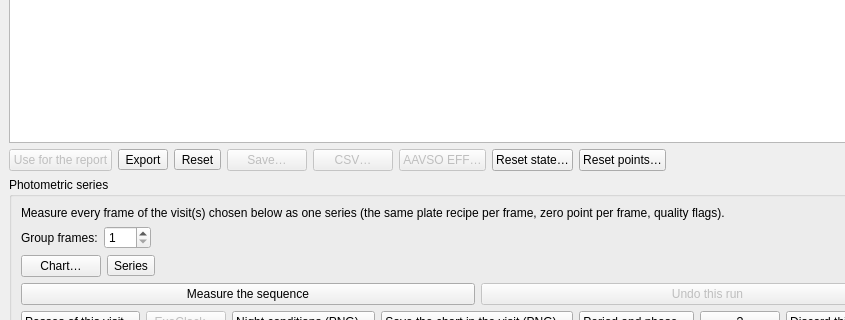
irydeo/nightscribe, file nightscribe/gui/ui/ufe_measure_tab.ui: the form before one commit; both pictures show x 0 to 845 and y 291 to 611 of the 955 by 749 pixel window.
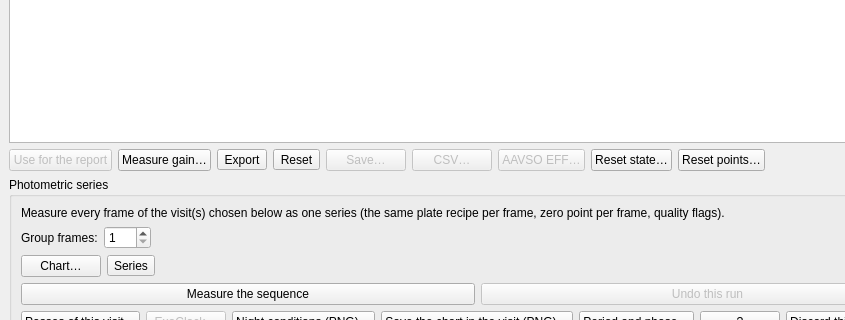
The form after the commit.

Commit message: feat(photometry): the gain is remembered per camera and setting (ADR-072 rev)

```diff
--- a/nightscribe/gui/ui/ufe_measure_tab.ui
+++ b/nightscribe/gui/ui/ufe_measure_tab.ui
@@ -280,6 +280,16 @@
           </property>
          </widget>
         </item>
+       <item>
+        <widget class="QPushButton" name="btn_measure_gain">
+         <property name="toolTip">
+          <string>Measure the gain of your camera on two of your own frames of the same exposure and remember it, so a single image can reuse it. The gain is the conversion factor (e-/ADU) the error bar hangs on; the FITS header often carries the camera's setting or a placeholder instead</string>
+         </property>
+         <property name="text">
+          <string>Measure gain…</string>
+         </property>
+        </widget>
+       </item>
        <item>
         <widget class="QToolButton" name="btn_export_more">
          <property name="toolTip">
```
The commit also changes 32 other files.
